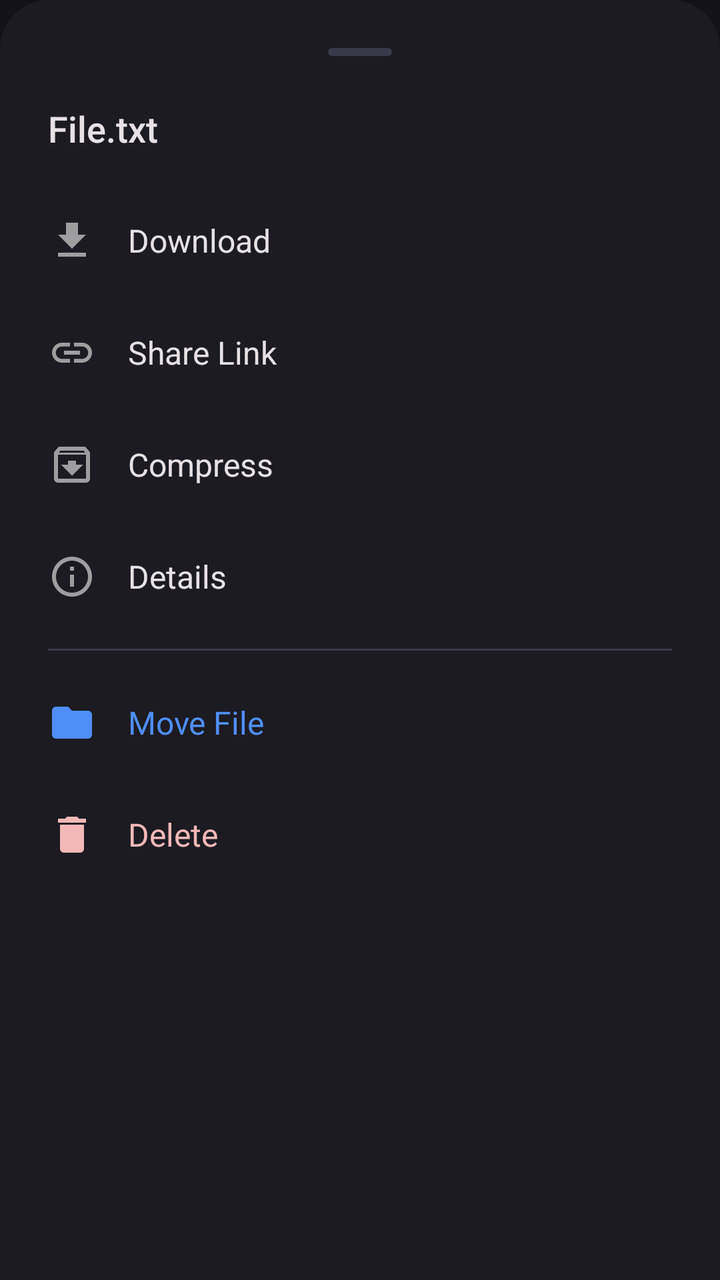
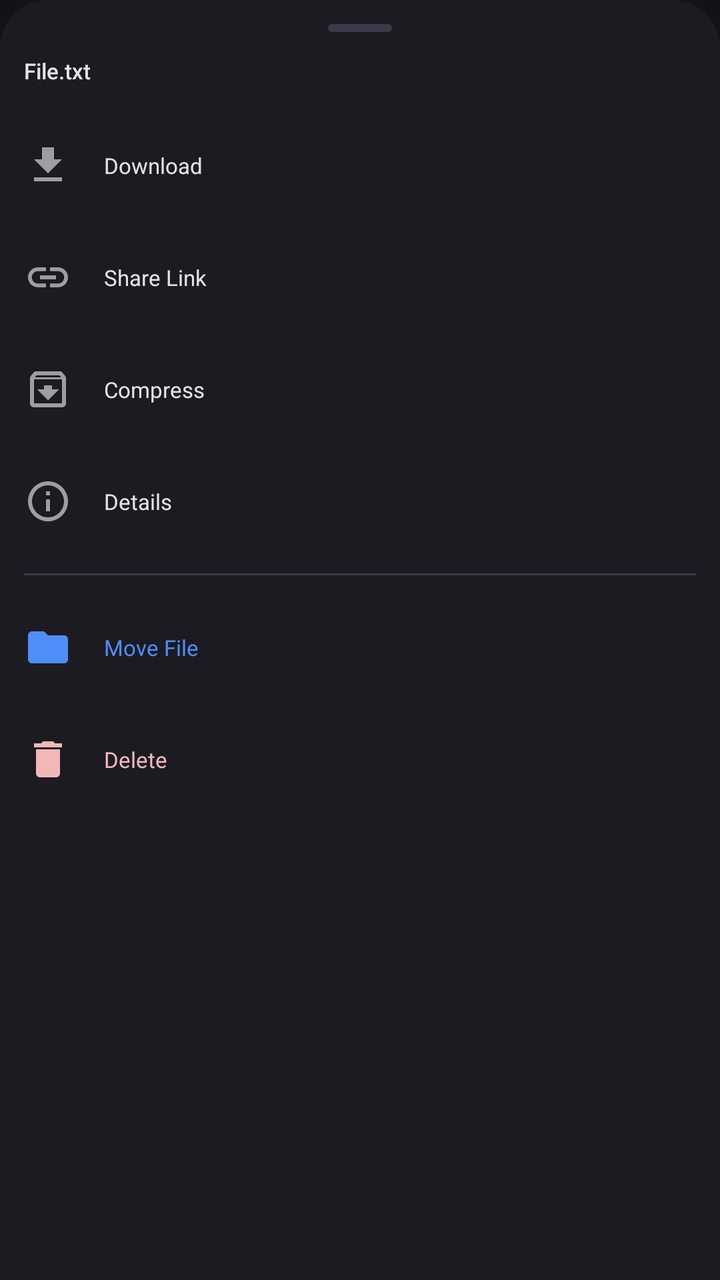

Before-and-after screenshots of an Android layout around one commit, followed by the original layout XML and the change that was made.
<!-- AndroidManifest.xml: application theme Theme.StoreMeNative -->
<!-- res/layout/dialog_file_menu.xml -->
<?xml version="1.0" encoding="utf-8"?>
<LinearLayout xmlns:android="http://schemas.android.com/apk/res/android"
    android:layout_width="match_parent"
    android:layout_height="wrap_content"
    android:background="@drawable/bg_md3_bottom_sheet"
    android:orientation="vertical"
    android:padding="24dp">

    
    <View
        android:layout_width="32dp"
        android:layout_height="4dp"
        android:background="@drawable/bg_md3_nav_bar"
        android:backgroundTint="@color/md3_outline"
        android:layout_gravity="center_horizontal"
        android:layout_marginBottom="24dp" />

    <TextView
        android:id="@+id/textMenuTitle"
        android:layout_width="match_parent"
        android:layout_height="wrap_content"
        android:text="File.txt"
        android:textSize="18sp"
        android:fontFamily="sans-serif-medium"
        android:textColor="@color/md3_text_primary"
        android:maxLines="1"
        android:ellipsize="middle"
        android:layout_marginBottom="16dp" />

    
    <LinearLayout
        android:id="@+id/btnMenuDownload"
        android:layout_width="match_parent"
        android:layout_height="56dp"
        android:clickable="true"
        android:focusable="true"
        android:background="?attr/selectableItemBackground"
        android:orientation="horizontal"
        android:gravity="center_vertical">
        <ImageView android:layout_width="24dp" android:layout_height="24dp" android:src="@drawable/ic_download_round" android:tint="@color/md3_text_secondary" />
        <TextView android:layout_width="wrap_content" android:layout_height="wrap_content" android:text="Download" android:layout_marginStart="16dp" android:textSize="16sp" android:textColor="@color/md3_text_primary" />
    </LinearLayout>

    <LinearLayout
        android:id="@+id/btnMenuShare"
        android:layout_width="match_parent"
        android:layout_height="56dp"
        android:clickable="true"
        android:focusable="true"
        android:background="?attr/selectableItemBackground"
        android:orientation="horizontal"
        android:gravity="center_vertical">
        <ImageView android:layout_width="24dp" android:layout_height="24dp" android:src="@drawable/ic_link" android:tint="@color/md3_text_secondary" />
        <TextView android:layout_width="wrap_content" android:layout_height="wrap_content" android:text="Share Link" android:layout_marginStart="16dp" android:textSize="16sp" android:textColor="@color/md3_text_primary" />
    </LinearLayout>
    
    <LinearLayout
        android:id="@+id/btnMenuZip"
        android:layout_width="match_parent"
        android:layout_height="56dp"
        android:clickable="true"
        android:focusable="true"
        android:background="?attr/selectableItemBackground"
        android:orientation="horizontal"
        android:gravity="center_vertical">
        <ImageView android:layout_width="24dp" android:layout_height="24dp" android:src="@drawable/ic_archive" android:tint="@color/md3_text_secondary" />
        <TextView android:id="@+id/textMenuZip" android:layout_width="wrap_content" android:layout_height="wrap_content" android:text="Compress" android:layout_marginStart="16dp" android:textSize="16sp" android:textColor="@color/md3_text_primary" />
    </LinearLayout>
    
    <LinearLayout
        android:id="@+id/btnMenuDetails"
        android:layout_width="match_parent"
        android:layout_height="56dp"
        android:clickable="true"
        android:focusable="true"
        android:background="?attr/selectableItemBackground"
        android:orientation="horizontal"
        android:gravity="center_vertical">
        <ImageView android:layout_width="24dp" android:layout_height="24dp" android:src="@drawable/ic_info" android:tint="@color/md3_text_secondary" />
        <TextView android:layout_width="wrap_content" android:layout_height="wrap_content" android:text="Details" android:layout_marginStart="16dp" android:textSize="16sp" android:textColor="@color/md3_text_primary" />
    </LinearLayout>

    <View android:layout_width="match_parent" android:layout_height="1dp" android:background="@color/md3_outline" android:layout_marginVertical="8dp" />

    
    <LinearLayout
        android:id="@+id/btnMenuMove"
        android:layout_width="match_parent"
        android:layout_height="56dp"
        android:clickable="true"
        android:focusable="true"
        android:background="?attr/selectableItemBackground"
        android:orientation="horizontal"
        android:gravity="center_vertical">
        <ImageView android:layout_width="24dp" android:layout_height="24dp" android:src="@drawable/ic_folder" android:tint="@color/md3_primary" />
        <TextView android:layout_width="wrap_content" android:layout_height="wrap_content" android:text="Move File" android:layout_marginStart="16dp" android:textSize="16sp" android:textColor="@color/md3_primary" />
    </LinearLayout>

    <LinearLayout
        android:id="@+id/btnMenuRestore"
        android:layout_width="match_parent"
        android:layout_height="56dp"
        android:clickable="true"
        android:focusable="true"
        android:background="?attr/selectableItemBackground"
        android:orientation="horizontal"
        android:gravity="center_vertical"
        android:visibility="gone">
        <ImageView android:layout_width="24dp" android:layout_height="24dp" android:src="@drawable/ic_archive" android:tint="@color/md3_success" />
        <TextView android:layout_width="wrap_content" android:layout_height="wrap_content" android:text="Restore File" android:layout_marginStart="16dp" android:textSize="16sp" android:textColor="@color/md3_success" />
    </LinearLayout>

    <LinearLayout
        android:id="@+id/btnMenuTrash"
        android:layout_width="match_parent"
        android:layout_height="56dp"
        android:clickable="true"
        android:focusable="true"
        android:background="?attr/selectableItemBackground"
        android:orientation="horizontal"
        android:gravity="center_vertical">
        <ImageView android:layout_width="24dp" android:layout_height="24dp" android:src="@drawable/ic_delete" android:tint="@color/md3_error" />
        <TextView android:id="@+id/textMenuTrash" android:layout_width="wrap_content" android:layout_height="wrap_content" android:text="Delete" android:layout_marginStart="16dp" android:textSize="16sp" android:textColor="@color/md3_error" />
    </LinearLayout>
</LinearLayout>
<!-- resources referenced by this layout -->
<resources>
  <color name="md3_error">#F2B8B8</color>
  <color name="md3_outline">#3A3A4A</color>
  <color name="md3_primary">#4F8EF7</color>
  <color name="md3_success">#81C995</color>
  <color name="md3_text_primary">#E6E1E5</color>
  <color name="md3_text_secondary">#9E9D9F</color>
  <!-- drawable bg_md3_bottom_sheet (drawable) -->
  <?xml version="1.0" encoding="utf-8"?>
  <shape xmlns:android="http://schemas.android.com/apk/res/android">
      <solid android:color="@color/md3_surface"/>
      <corners android:topLeftRadius="24dp" android:topRightRadius="24dp"
               android:bottomLeftRadius="0dp" android:bottomRightRadius="0dp"/>
  </shape>
  <!-- drawable bg_md3_nav_bar (drawable) -->
  <?xml version="1.0" encoding="utf-8"?>
  <shape xmlns:android="http://schemas.android.com/apk/res/android">
      <solid android:color="@color/md3_surface"/>
      <corners android:radius="100dp"/> 
  </shape>
  <!-- drawable ic_delete (drawable) -->
  <vector xmlns:android="http://schemas.android.com/apk/res/android"
      android:width="24dp"
      android:height="24dp"
      android:viewportWidth="24"
      android:viewportHeight="24">
    <path
        android:fillColor="#000000"
        android:pathData="M6,19c0,1.1 0.9,2 2,2h8c1.1,0 2,-0.9 2,-2V7H6v12zM19,4h-3.5l-1,-1h-5l-1,1H5v2h14V4z"/>
  </vector>
  <!-- drawable ic_download_round (drawable) -->
  <vector xmlns:android="http://schemas.android.com/apk/res/android"
      android:width="24dp"
      android:height="24dp"
      android:viewportWidth="24"
      android:viewportHeight="24">
    <path
        android:fillColor="#000000"
        android:pathData="M19,9h-4V3H9v6H5l7,7 7,-7zM5,18v2h14v-2H5z"/>
  </vector>
  <!-- drawable ic_folder (drawable) -->
  <vector xmlns:android="http://schemas.android.com/apk/res/android" android:width="24dp" android:height="24dp" android:viewportWidth="24" android:viewportHeight="24" android:tint="#3B82F6">
      <path android:fillColor="#FF000000" android:pathData="M10,4H4c-1.1,0 -1.99,0.9 -1.99,2L2,18c0,1.1 0.9,2 2,2h16c1.1,0 2,-0.9 2,-2V8c0,-1.1 -0.9,-2 -2,-2h-8l-2,-2z"/>
  </vector>
  <!-- drawable ic_info (drawable) -->
  <vector xmlns:android="http://schemas.android.com/apk/res/android"
      android:width="24dp"
      android:height="24dp"
      android:viewportWidth="24"
      android:viewportHeight="24">
    <path
        android:fillColor="#000000"
        android:pathData="M11,17h2v-6h-2v6zM12,2C6.48,2 2,6.48 2,12s4.48,10 10,10 10,-4.48 10,-10S17.52,2 12,2zM12,20c-4.41,0 -8,-3.59 -8,-8s3.59,-8 8,-8 8,3.59 8,8 -3.59,8 -8,8zM11,9h2V7h-2v2z"/>
  </vector>
  <!-- drawable ic_link (drawable) -->
  <vector xmlns:android="http://schemas.android.com/apk/res/android"
      android:width="24dp"
      android:height="24dp"
      android:viewportWidth="24"
      android:viewportHeight="24">
    <path
        android:fillColor="#000000"
        android:pathData="M3.9,12c0,-1.71 1.39,-3.1 3.1,-3.1h4V7H7c-2.76,0 -5,2.24 -5,5s2.24,5 5,5h4v-1.9H7c-1.71,0 -3.1,-1.39 -3.1,-3.1zM8,13h8v-2H8v2zM17,7h-4v1.9h4c1.71,0 3.1,1.39 3.1,3.1s-1.39,3.1 -3.1,3.1h-4V17h4c2.76,0 5,-2.24 5,-5s-2.24,-5 -5,-5z"/>
  </vector>
  <style name="Theme.StoreMeNative" parent="Theme.MaterialComponents.DayNight.NoActionBar">
          <item name="android:windowBackground">@color/md3_bg</item>
          <item name="android:statusBarColor">@color/md3_bg</item>
          <item name="android:windowLightStatusBar">false</item>
          <item name="colorPrimary">@color/md3_primary</item>
          <item name="colorAccent">@color/md3_primary</item>
          
          
          <item name="colorControlHighlight">#33FFFFFF</item>
      </style>
  <color name="md3_surface">#1C1B22</color>
  <color name="md3_bg">#121218</color>
  <!-- unchanged entries left out for length: 1 -->
</resources>

<!-- the commit's change to res/layout/dialog_file_menu.xml (unified diff, before → after) -->
@@ -1,10 +1,10 @@
 <?xml version="1.0" encoding="utf-8"?>
 <LinearLayout xmlns:android="http://schemas.android.com/apk/res/android"
-    android:layout_width="match_parent"
-    android:layout_height="wrap_content"
-    android:background="@drawable/bg_md3_bottom_sheet"
-    android:orientation="vertical"
-    android:padding="24dp">
+        android:layout_width="match_parent"
+        android:layout_height="wrap_content"
+        android:background="@drawable/bg_md3_bottom_sheet"
+        android:orientation="vertical"
+        android:padding="12dp">
 
     
     <View
@@ -13,19 +13,19 @@
         android:background="@drawable/bg_md3_nav_bar"
         android:backgroundTint="@color/md3_outline"
         android:layout_gravity="center_horizontal"
-        android:layout_marginBottom="24dp" />
+        android:layout_marginBottom="12dp"/>
 
     <TextView
         android:id="@+id/textMenuTitle"
         android:layout_width="match_parent"
         android:layout_height="wrap_content"
         android:text="File.txt"
-        android:textSize="18sp"
+        android:textSize="11sp"
         android:fontFamily="sans-serif-medium"
         android:textColor="@color/md3_text_primary"
         android:maxLines="1"
         android:ellipsize="middle"
-        android:layout_marginBottom="16dp" />
+        android:layout_marginBottom="12dp"/>
 
     
     <LinearLayout
@@ -37,8 +37,18 @@
         android:background="?attr/selectableItemBackground"
         android:orientation="horizontal"
         android:gravity="center_vertical">
-        <ImageView android:layout_width="24dp" android:layout_height="24dp" android:src="@drawable/ic_download_round" android:tint="@color/md3_text_secondary" />
-        <TextView android:layout_width="wrap_content" android:layout_height="wrap_content" android:text="Download" android:layout_marginStart="16dp" android:textSize="16sp" android:textColor="@color/md3_text_primary" />
+        <ImageView
+        android:layout_width="24dp"
+        android:layout_height="24dp"
+        android:src="@drawable/ic_download_round"
+        android:tint="@color/md3_text_secondary"/>
+        <TextView
+        android:layout_width="wrap_content"
+        android:layout_height="wrap_content"
+        android:text="Download"
+        android:layout_marginStart="16dp"
+        android:textSize="11sp"
+        android:textColor="@color/md3_text_primary"/>
     </LinearLayout>
 
     <LinearLayout
@@ -50,8 +60,18 @@
         android:background="?attr/selectableItemBackground"
         android:orientation="horizontal"
         android:gravity="center_vertical">
-        <ImageView android:layout_width="24dp" android:layout_height="24dp" android:src="@drawable/ic_link" android:tint="@color/md3_text_secondary" />
-        <TextView android:layout_width="wrap_content" android:layout_height="wrap_content" android:text="Share Link" android:layout_marginStart="16dp" android:textSize="16sp" android:textColor="@color/md3_text_primary" />
+        <ImageView
+        android:layout_width="24dp"
+        android:layout_height="24dp"
+        android:src="@drawable/ic_link"
+        android:tint="@color/md3_text_secondary"/>
+        <TextView
+        android:layout_width="wrap_content"
+        android:layout_height="wrap_content"
+        android:text="Share Link"
+        android:layout_marginStart="16dp"
+        android:textSize="11sp"
+        android:textColor="@color/md3_text_primary"/>
     </LinearLayout>
     
     <LinearLayout
@@ -63,8 +83,19 @@
         android:background="?attr/selectableItemBackground"
         android:orientation="horizontal"
         android:gravity="center_vertical">
-        <ImageView android:layout_width="24dp" android:layout_height="24dp" android:src="@drawable/ic_archive" android:tint="@color/md3_text_secondary" />
-        <TextView android:id="@+id/textMenuZip" android:layout_width="wrap_content" android:layout_height="wrap_content" android:text="Compress" android:layout_marginStart="16dp" android:textSize="16sp" android:textColor="@color/md3_text_primary" />
+        <ImageView
+        android:layout_width="24dp"
+        android:layout_height="24dp"
+        android:src="@drawable/ic_archive"
+        android:tint="@color/md3_text_secondary"/>
+        <TextView
+        android:id="@+id/textMenuZip"
+        android:layout_width="wrap_content"
+        android:layout_height="wrap_content"
+        android:text="Compress"
+        android:layout_marginStart="16dp"
+        android:textSize="11sp"
+        android:textColor="@color/md3_text_primary"/>
     </LinearLayout>
     
     <LinearLayout
@@ -76,11 +107,25 @@
         android:background="?attr/selectableItemBackground"
         android:orientation="horizontal"
         android:gravity="center_vertical">
-        <ImageView android:layout_width="24dp" android:layout_height="24dp" android:src="@drawable/ic_info" android:tint="@color/md3_text_secondary" />
-        <TextView android:layout_width="wrap_content" android:layout_height="wrap_content" android:text="Details" android:layout_marginStart="16dp" android:textSize="16sp" android:textColor="@color/md3_text_primary" />
-    </LinearLayout>
-
-    <View android:layout_width="match_parent" android:layout_height="1dp" android:background="@color/md3_outline" android:layout_marginVertical="8dp" />
+        <ImageView
+        android:layout_width="24dp"
+        android:layout_height="24dp"
+        android:src="@drawable/ic_info"
+        android:tint="@color/md3_text_secondary"/>
+        <TextView
+        android:layout_width="wrap_content"
+        android:layout_height="wrap_content"
+        android:text="Details"
+        android:layout_marginStart="16dp"
+        android:textSize="11sp"
+        android:textColor="@color/md3_text_primary"/>
+    </LinearLayout>
+
+    <View
+        android:layout_width="match_parent"
+        android:layout_height="1dp"
+        android:background="@color/md3_outline"
+        android:layout_marginVertical="8dp"/>
 
     
     <LinearLayout
@@ -92,8 +137,18 @@
         android:background="?attr/selectableItemBackground"
         android:orientation="horizontal"
         android:gravity="center_vertical">
-        <ImageView android:layout_width="24dp" android:layout_height="24dp" android:src="@drawable/ic_folder" android:tint="@color/md3_primary" />
-        <TextView android:layout_width="wrap_content" android:layout_height="wrap_content" android:text="Move File" android:layout_marginStart="16dp" android:textSize="16sp" android:textColor="@color/md3_primary" />
+        <ImageView
+        android:layout_width="24dp"
+        android:layout_height="24dp"
+        android:src="@drawable/ic_folder"
+        android:tint="@color/md3_primary"/>
+        <TextView
+        android:layout_width="wrap_content"
+        android:layout_height="wrap_content"
+        android:text="Move File"
+        android:layout_marginStart="16dp"
+        android:textSize="11sp"
+        android:textColor="@color/md3_primary"/>
     </LinearLayout>
 
     <LinearLayout
@@ -106,8 +161,18 @@
         android:orientation="horizontal"
         android:gravity="center_vertical"
         android:visibility="gone">
-        <ImageView android:layout_width="24dp" android:layout_height="24dp" android:src="@drawable/ic_archive" android:tint="@color/md3_success" />
-        <TextView android:layout_width="wrap_content" android:layout_height="wrap_content" android:text="Restore File" android:layout_marginStart="16dp" android:textSize="16sp" android:textColor="@color/md3_success" />
+        <ImageView
+        android:layout_width="24dp"
+        android:layout_height="24dp"
+        android:src="@drawable/ic_archive"
+        android:tint="@color/md3_success"/>
+        <TextView
+        android:layout_width="wrap_content"
+        android:layout_height="wrap_content"
+        android:text="Restore File"
+        android:layout_marginStart="16dp"
+        android:textSize="11sp"
+        android:textColor="@color/md3_success"/>
     </LinearLayout>
 
     <LinearLayout
@@ -119,7 +184,18 @@
         android:background="?attr/selectableItemBackground"
         android:orientation="horizontal"
         android:gravity="center_vertical">
-        <ImageView android:layout_width="24dp" android:layout_height="24dp" android:src="@drawable/ic_delete" android:tint="@color/md3_error" />
-        <TextView android:id="@+id/textMenuTrash" android:layout_width="wrap_content" android:layout_height="wrap_content" android:text="Delete" android:layout_marginStart="16dp" android:textSize="16sp" android:textColor="@color/md3_error" />
+        <ImageView
+        android:layout_width="24dp"
+        android:layout_height="24dp"
+        android:src="@drawable/ic_delete"
+        android:tint="@color/md3_error"/>
+        <TextView
+        android:id="@+id/textMenuTrash"
+        android:layout_width="wrap_content"
+        android:layout_height="wrap_content"
+        android:text="Delete"
+        android:layout_marginStart="16dp"
+        android:textSize="11sp"
+        android:textColor="@color/md3_error"/>
     </LinearLayout>
 </LinearLayout>
